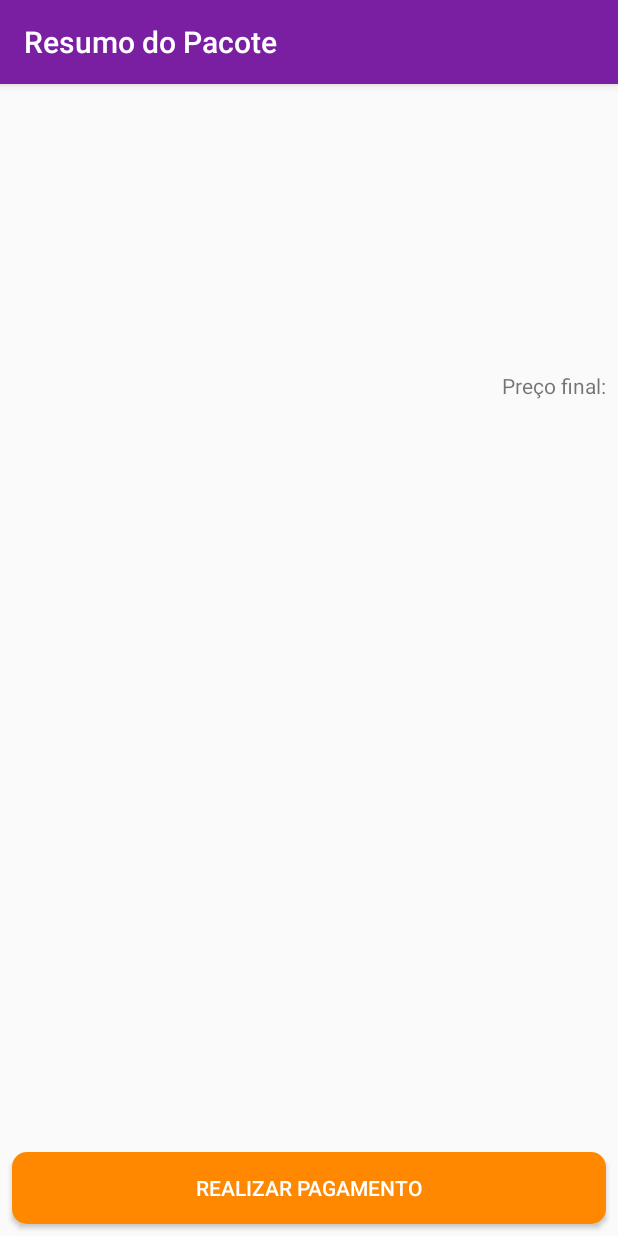
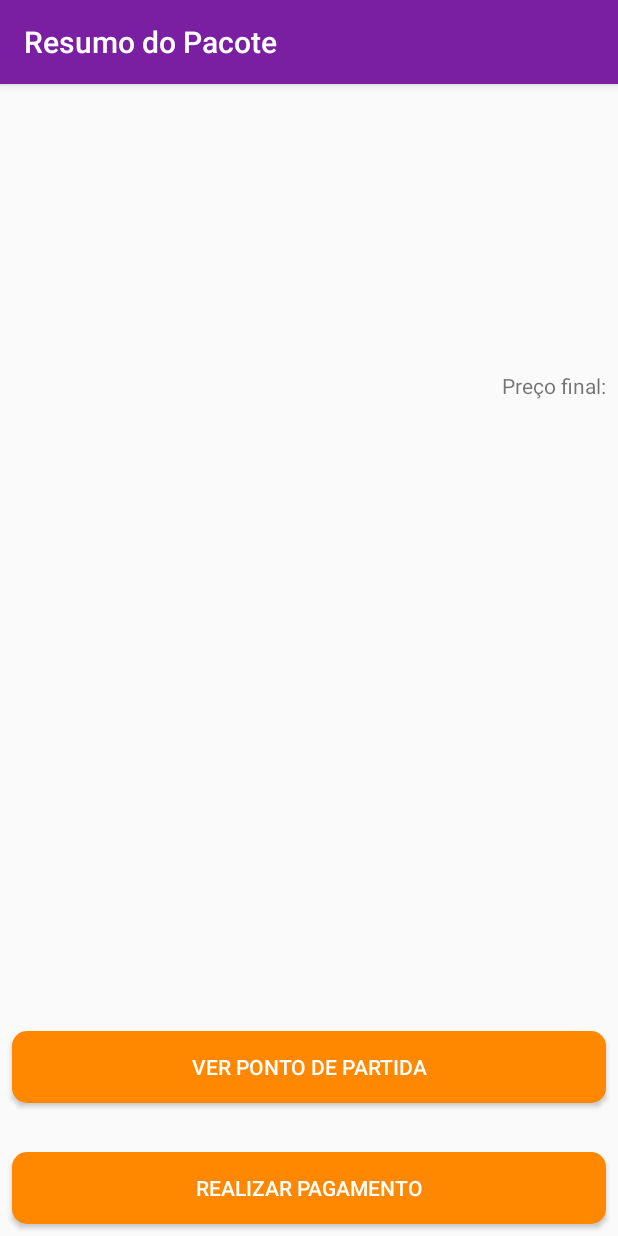
Before and after one commit to AysllaGomes/pacote_viagens, an Android app: the ResumoPacoteActivity screen opened directly, with no data from a screen before it, on a phone screen of 412 x 824 dp. Run offline under Robolectric (Android 15) with nearby library versions, the phone set to English and light mode, and no system bars.

Commit message:
Inclusão MAPA

```diff
--- a/app/build.gradle
+++ b/app/build.gradle
@@ -33,6 +33,7 @@ dependencies {
     implementation 'androidx.appcompat:appcompat:1.1.0'
     implementation 'com.google.android.material:material:1.1.0'
     implementation 'androidx.constraintlayout:constraintlayout:1.1.3'
+    implementation 'com.google.android.gms:play-services-maps:17.0.0'
     testImplementation 'junit:junit:4.+'
     androidTestImplementation 'androidx.test.ext:junit:1.1.1'
     androidTestImplementation 'androidx.test.espresso:espresso-core:3.2.0'
--- a/app/src/main/java/ayslla/gomes/viagens/ui/activity/ResumoPacoteActivity.java
+++ b/app/src/main/java/ayslla/gomes/viagens/ui/activity/ResumoPacoteActivity.java
@@ -8,6 +8,7 @@ import android.widget.TextView;
 import android.widget.ImageView;
 import android.graphics.drawable.Drawable;
 
+import ayslla.gomes.viagens.MapsActivity;
 import ayslla.gomes.viagens.R;
 import ayslla.gomes.viagens.model.Pacote;
 import ayslla.gomes.viagens.util.DataUtil;
@@ -23,6 +24,8 @@ public class ResumoPacoteActivity extends AppCompatActivity {
 
     public static final String TITLE_APPBAR = "Resumo do Pacote";
 
+    private  Button buttonMap;
+
     @Override
     protected void onCreate(Bundle savedInstanceState) {
         super.onCreate(savedInstanceState);
@@ -30,6 +33,19 @@ public class ResumoPacoteActivity extends AppCompatActivity {
 
         setTitle(TITLE_APPBAR);
         carregaPacoteRecebido();
+
+        buttonMap = (Button) findViewById(R.id.resumo_pacote_button_map);
+        buttonMap.setOnClickListener(new View.OnClickListener() {
+            @Override
+            public void onClick(View v) {
+                openActivityMap();
+            }
+        });
+    }
+
+    public void openActivityMap() {
+        Intent intent = new Intent(this, MapsActivity.class);
+        startActivity(intent);
     }
 
     private void carregaPacoteRecebido() {
--- a/app/src/main/res/layout/activity_resumo_pacote.xml
+++ b/app/src/main/res/layout/activity_resumo_pacote.xml
@@ -79,6 +79,24 @@
     />
 
     <Button
+        android:id="@+id/resumo_pacote_button_map"
+        android:layout_width="0dp"
+        android:layout_height="wrap_content"
+        android:layout_margin="8dp"
+        android:background="@drawable/button_redondo_laranja"
+        android:text="Ver ponto de partida"
+        android:textColor="@android:color/white"
+        app:layout_constraintBottom_toBottomOf="parent"
+        app:layout_constraintEnd_toEndOf="parent"
+        app:layout_constraintHorizontal_bias="0.111"
+        app:layout_constraintStart_toStartOf="parent"
+        app:layout_constraintTop_toTopOf="parent"
+
+
+        app:layout_constraintVertical_bias="0.885"
+        tools:ignore="MissingConstraints" />
+
+    <Button
         android:id="@+id/resumo_pacote_button_realiza_pagamento"
         android:layout_width="0dp"
         android:layout_height="wrap_content"
@@ -86,11 +104,12 @@
         android:background="@drawable/button_redondo_laranja"
         android:text="@string/realizar_pagamento"
         android:textColor="@android:color/white"
-        app:layout_constraintVertical_bias="1.0"
+        app:layout_constraintBottom_toBottomOf="parent"
+        app:layout_constraintEnd_toEndOf="parent"
+        app:layout_constraintHorizontal_bias="0.375"
         app:layout_constraintStart_toStartOf="parent"
-        app:layout_constraintEnd_toEndOf="parent"
         app:layout_constraintTop_toTopOf="parent"
-        app:layout_constraintBottom_toBottomOf="parent"
-    />
+        app:layout_constraintVertical_bias="1.0" />
+
 
 </androidx.constraintlayout.widget.ConstraintLayout>
--- a/app/src/main/res/values/strings.xml
+++ b/app/src/main/res/values/strings.xml
@@ -22,4 +22,5 @@
     <string name="compra_sucesso">Compra realizada com sucesso :)</string>
     <string name="compra_resumo">Confira o resumo da compra:</string>
     <string name="conteudo_do_banner_inicial">Imagem inicial</string>
+    <string name="title_activity_maps">Map</string>
 </resources>
--- a/build.gradle
+++ b/build.gradle
@@ -5,7 +5,7 @@ buildscript {
         jcenter()
     }
     dependencies {
-        classpath "com.android.tools.build:gradle:4.1.0"
+        classpath 'com.android.tools.build:gradle:4.1.2'
 
         // NOTE: Do not place your application dependencies here; they belong
         // in the individual module build.gradle files
```
Also changed, not shown: app/src/debug/res/values/google_maps_api.xml (added, +24 -0 lines), app/src/main/AndroidManifest.xml (+23 -0 lines), app/src/main/java/ayslla/gomes/viagens/MapsActivity.java (added, +46 -0 lines), app/src/main/res/layout/activity_maps.xml (added, +9 -0 lines), 1 other file.
